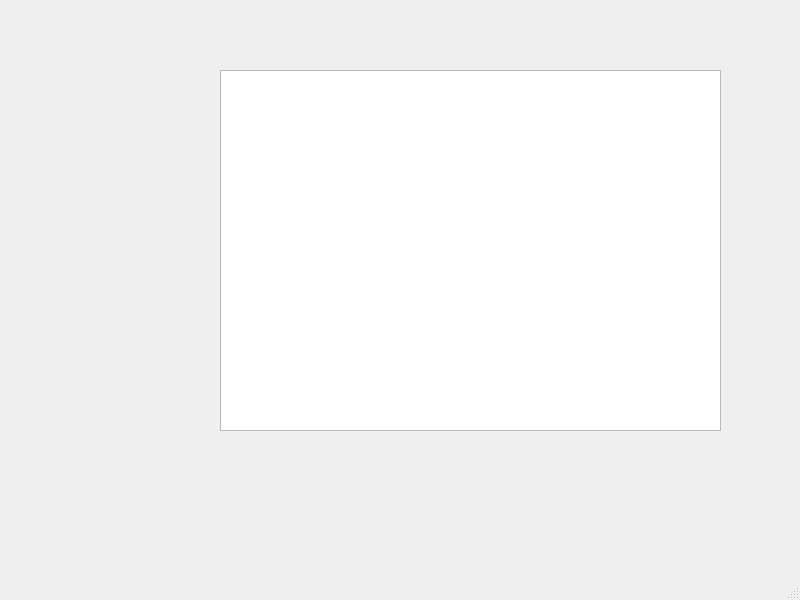
Old version of the form main.ui in the repository v714138/Expresso.
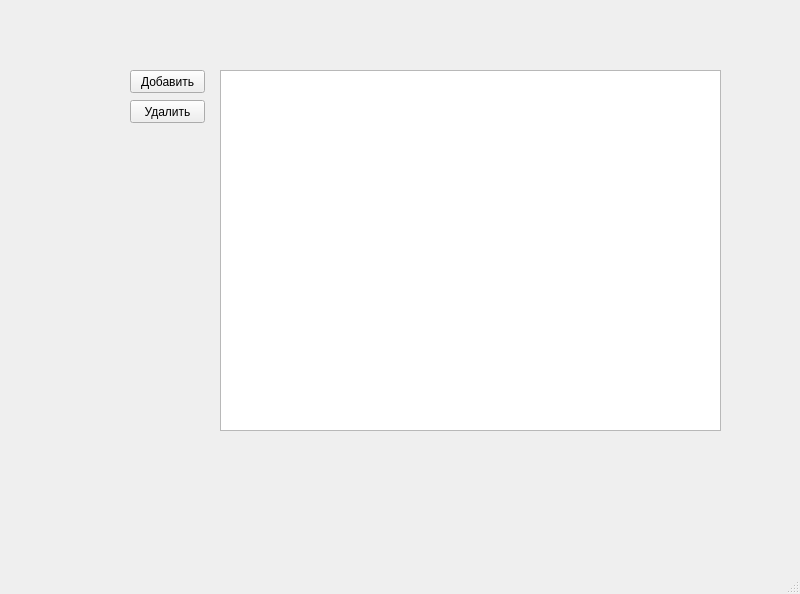
New version of the form.

Commit message: add_row, delete_row

What changed in the file:
```diff
--- a/main.ui
+++ b/main.ui
@@ -7,7 +7,7 @@
     <x>0</x>
     <y>0</y>
     <width>800</width>
-    <height>600</height>
+    <height>594</height>
    </rect>
   </property>
   <property name="windowTitle">
@@ -24,6 +24,32 @@
      </rect>
     </property>
    </widget>
+   <widget class="QPushButton" name="add_button">
+    <property name="geometry">
+     <rect>
+      <x>130</x>
+      <y>70</y>
+      <width>75</width>
+      <height>23</height>
+     </rect>
+    </property>
+    <property name="text">
+     <string>Добавить</string>
+    </property>
+   </widget>
+   <widget class="QPushButton" name="delete_button">
+    <property name="geometry">
+     <rect>
+      <x>130</x>
+      <y>100</y>
+      <width>75</width>
+      <height>23</height>
+     </rect>
+    </property>
+    <property name="text">
+     <string>Удалить</string>
+    </property>
+   </widget>
   </widget>
   <widget class="QMenuBar" name="menubar">
    <property name="geometry">
```
The commit also changes 2 other files.
